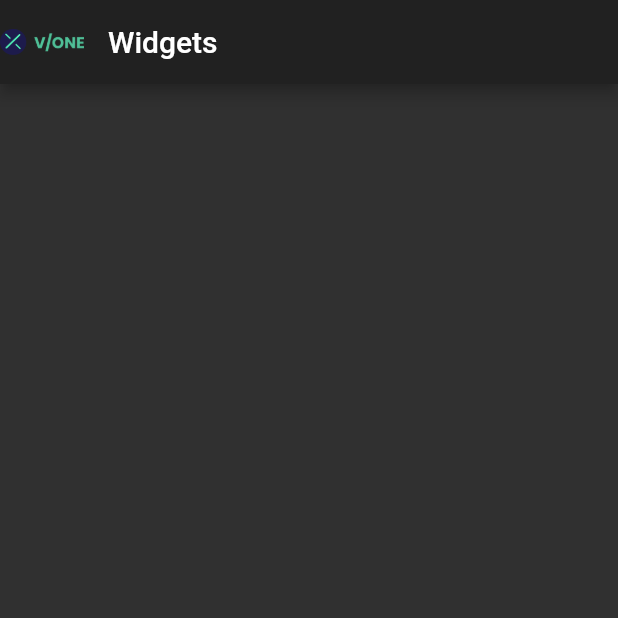
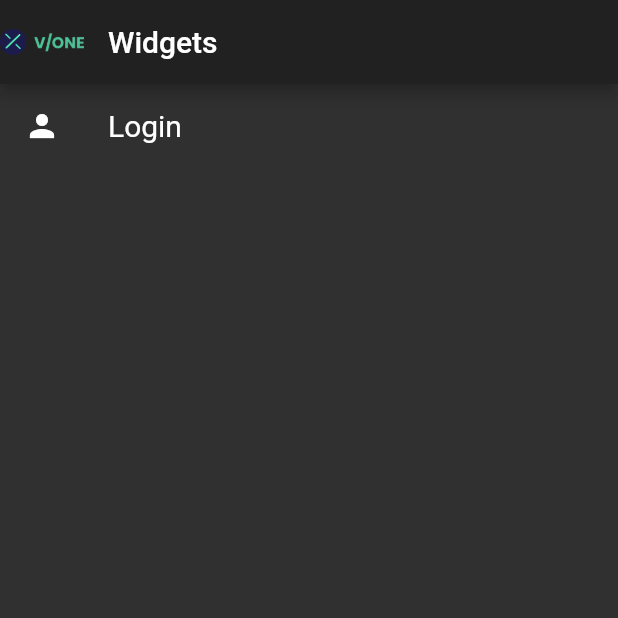
Before and after one commit to drexel-ue/yourvone_showcase, a Flutter app: the Nexus screen opened by its route, on a phone screen of 412 x 824 dp, the top half of it. Run offline on Flutter 3.47's test engine with Material 2 defaults, Android fonts, the phone set to English and light mode, and no system bars.

Commit message:
Add tile for login

```diff
--- a/lib/utils.dart
+++ b/lib/utils.dart
@@ -1,2 +1,3 @@
 const landingRoute = 'LANDING';
 const nexusRoute = 'NEXUS';
+const loginRoute = 'LOGIN';
--- a/lib/views/nexus.dart
+++ b/lib/views/nexus.dart
@@ -1,4 +1,6 @@
 import 'package:flutter/material.dart';
+import 'package:yourvone_showcase/utils.dart';
+import 'package:yourvone_showcase/widgets/nexus/navigation_tile.dart';
 
 class Nexus extends StatelessWidget {
   const Nexus({Key key}) : super(key: key);
@@ -14,7 +16,13 @@ class Nexus extends StatelessWidget {
         title: const Text('Widgets'),
       ),
       body: ListView(
-        children: <Widget>[],
+        children: <Widget>[
+          NavigationTile(
+            leading: Icon(Icons.person),
+            route: loginRoute,
+            title: 'Login',
+          ),
+        ],
       ),
     );
   }
--- a/lib/widgets/nexus/navigation_tile.dart
+++ b/lib/widgets/nexus/navigation_tile.dart
@@ -1,21 +1,26 @@
 import 'package:flutter/material.dart';
 
 class NavigationTile extends StatelessWidget {
-  const NavigationTile({Key key, this.route, this.title, this.leading})
-      : super(key: key);
+  const NavigationTile({
+    Key key,
+    @required this.route,
+    @required this.title,
+    @required this.leading,
+  }) : super(key: key);
 
   final String route;
   final String title;
   final Widget leading;
 
   @override
-  Widget build(BuildContext context) {
-    return ListTile(
-      leading: leading,
-      title: Text(title),
-      onTap: () {
-        Navigator.pushNamed(context, route);
-      },
-    );
-  }
+  Widget build(BuildContext context) => ListTile(
+        leading: leading,
+        title: Text(
+          title,
+          style: const TextStyle(fontSize: 20),
+        ),
+        onTap: () {
+          Navigator.pushNamed(context, route);
+        },
+      );
 }
```
